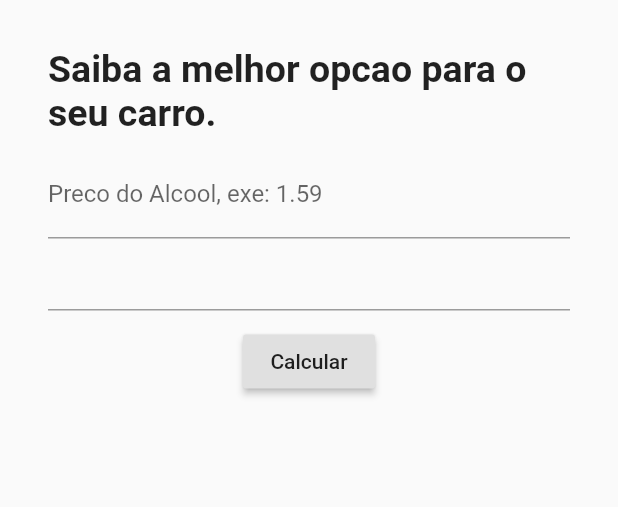
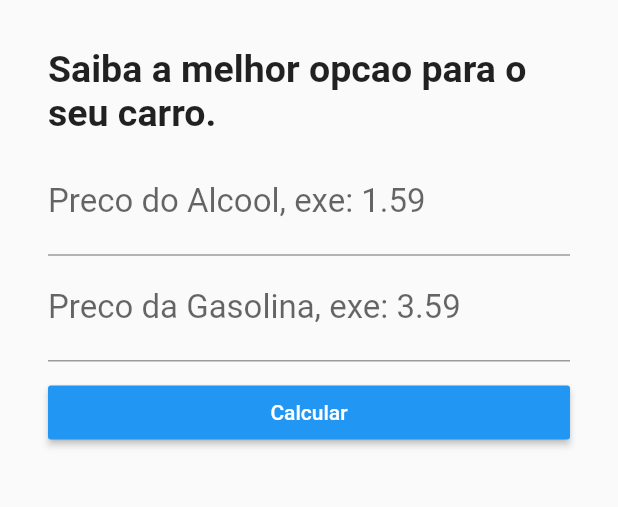
Before and after one commit to adilsontchameia/Alcool-Gasolina, a Flutter app: the screen it shows after launch, on a phone screen of 412 x 824 dp, the part 268-775 px from its top. Run offline on Flutter 3.47's test engine with Material 2 defaults, Android fonts, the phone set to English and light mode, and no system bars.

Commit message:
Estilo do botao e captura do que foi digitado

```diff
--- a/lib/interfacePrincipal.dart
+++ b/lib/interfacePrincipal.dart
@@ -6,6 +6,9 @@ class Interface extends StatefulWidget {
 }
 
 class _InterfaceState extends State<Interface> {
+  //
+  TextEditingController _controllerAlcool = TextEditingController();
+  TextEditingController _controllerGasolina = TextEditingController();
   @override
   Widget build(BuildContext context) {
     return Scaffold(
@@ -17,6 +20,8 @@ class _InterfaceState extends State<Interface> {
         padding: EdgeInsets.all(32),
       //Coluna
       child: Column(
+        //Especialmente Pro Botao
+        crossAxisAlignment: CrossAxisAlignment.stretch,
         children: [
           //Padding Logo
           Padding(
@@ -38,16 +43,34 @@ class _InterfaceState extends State<Interface> {
             decoration: InputDecoration(
               labelText: "Preco do Alcool, exe: 1.59"
             ),
+            style: TextStyle(
+              fontSize: 22
+            ),
+            //Captura do que o usuario digitou
+            controller: _controllerAlcool,
           ),
           //Segundo Campo Texto
           TextField(
-
+            keyboardType: TextInputType.number,
+            decoration: InputDecoration(
+              labelText: "Preco da Gasolina, exe: 3.59"
+            ),
+            style: TextStyle(
+              fontSize: 22
+            ),
+            //Captura do que o usuario digitou
+            controller: _controllerGasolina,
           ),
           //Botado
           Padding(
             padding: EdgeInsets.only(top: 10),
             child: RaisedButton(
-              child: Text("Calcular"),
+              color: Colors.blue,
+              textColor: Colors.white,
+              padding: EdgeInsets.all(10),
+              child: Text(
+                "Calcular",
+                ),
               onPressed: (){}),
           ),
         ],
```
